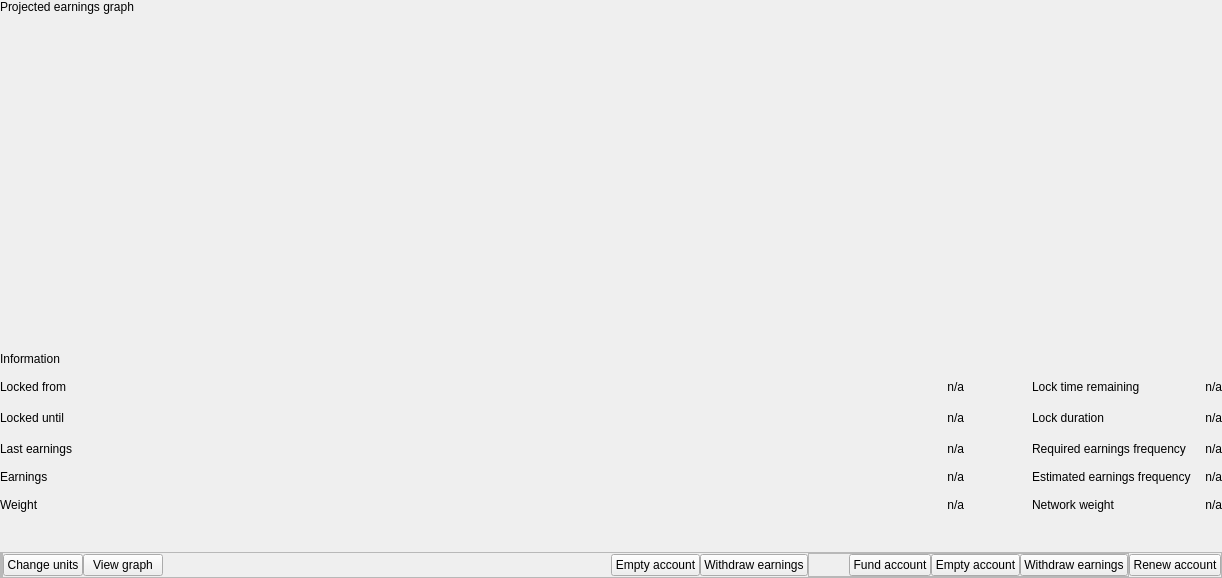
Qt form src/qt/_Gulden/forms/witnessdialog.ui (frozenflux3/munt-official) before a commit.
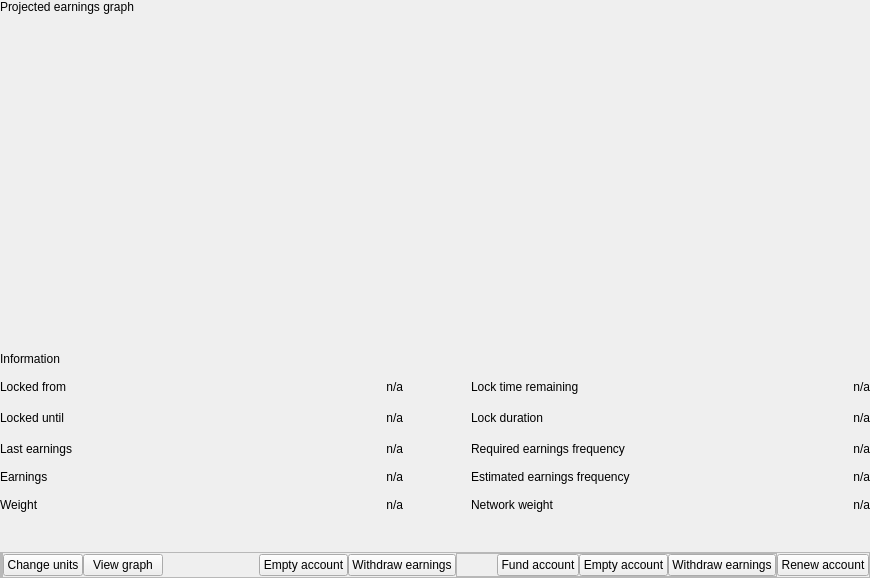
The same form after that commit. Custom widgets are drawn as their Qt base class.

Commit message: Adjust witness dialog alignment.

What changed in the file:
```diff
--- a/src/qt/_Gulden/forms/witnessdialog.ui
+++ b/src/qt/_Gulden/forms/witnessdialog.ui
@@ -6,7 +6,7 @@
    <rect>
     <x>0</x>
     <y>0</y>
-    <width>1222</width>
+    <width>870</width>
     <height>578</height>
    </rect>
   </property>
@@ -138,7 +138,7 @@
             <number>0</number>
            </property>
            <item>
-            <layout class="QGridLayout" name="gridLayout" rowstretch="1,0,0,0,0,0,0,0" columnstretch="2,0,0,0,0">
+            <layout class="QGridLayout" name="gridLayout" rowstretch="1,0,0,0,0,0,0,0" columnstretch="2,0,0,2,0">
              <property name="bottomMargin">
               <number>20</number>
              </property>
```
Lines whose indentation alone changed are shown as unchanged.
